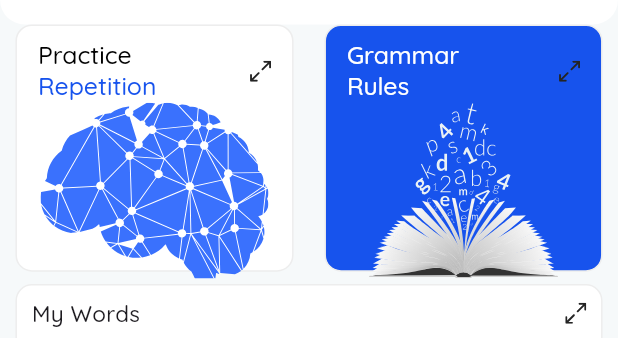
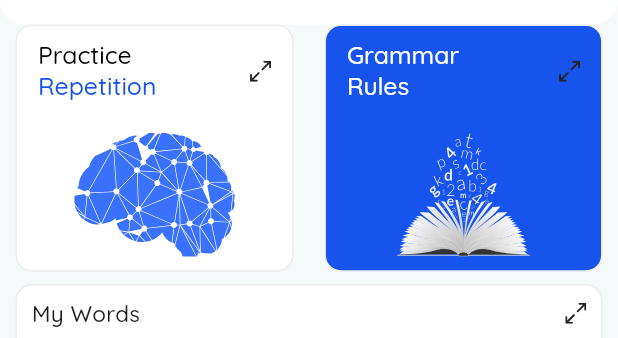
Before and after one commit to akhmadjonakbarov/Dictionary-App, a Flutter app: the HomeScreen screen opened by its route, on a phone screen of 412 x 824 dp, the part 130-468 px from its top. Run offline on Flutter 3.47's test engine with Material 3 defaults, Android fonts, the light colour scheme and no system bars; our stand-ins replace file_picker, flutter_svg, get, google_fonts, image_picker, shared_preferences and 1 more; missing offline and left inert: country_flags, widgets_easier; accounts and stored records are empty; network calls fail.

Commit message:
change size

```diff
--- a/lib/app/features/home/ui/home_screen.dart
+++ b/lib/app/features/home/ui/home_screen.dart
@@ -70,7 +70,9 @@ class HomeScreen extends StatelessWidget {
                                   ),
                                   iconPath: AppIcons.zoom,
                                 ),
-                                SvgPicture.asset(AppIcons.blueBrain)
+                                SvgPicture.asset(AppIcons.blueBrain,
+                                height: height/10,
+                                )
                               ],
                             ),
                           ),
@@ -94,7 +96,9 @@ class HomeScreen extends StatelessWidget {
                                   second: "Rules",
                                   iconPath: AppIcons.zoom,
                                 ),
-                                SvgPicture.asset(AppIcons.book)
+                                SvgPicture.asset(AppIcons.book,
+                                height: height/10,
+                                )
                               ],
                             ),
                           ),
```
